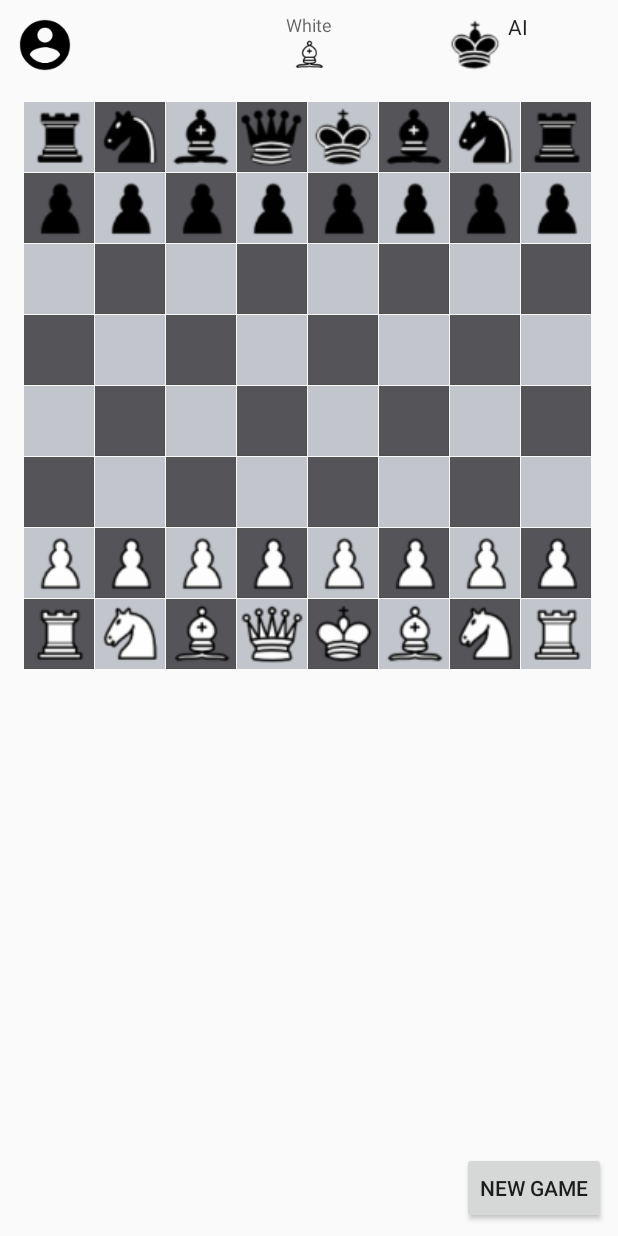
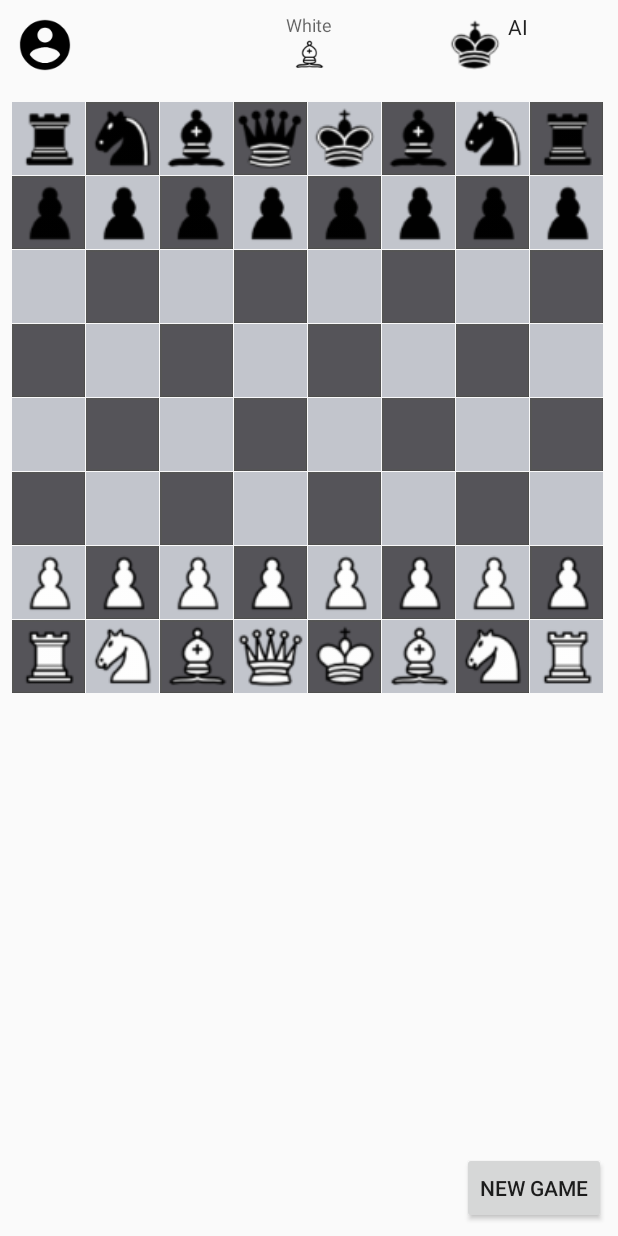
Before and after one commit to Quantum2/AMOV, an Android app: the ChessActivity screen opened directly, with no data from a screen before it, on a phone screen of 412 x 824 dp. Run offline under Robolectric (Android 15) with nearby library versions, the phone set to English and light mode, and no system bars.

Commit message:
More stuff

```diff
--- a/app/src/main/java/com/imaginarymakings/chess/Utils/NetworkManager.java
+++ b/app/src/main/java/com/imaginarymakings/chess/Utils/NetworkManager.java
@@ -87,6 +87,7 @@ public class NetworkManager {
                     Intent intent = new Intent(c, MainActivity.class);
                     intent.addFlags(Intent.FLAG_ACTIVITY_CLEAR_TOP | Intent.FLAG_ACTIVITY_NEW_TASK);
                     intent.putExtra("error", e.toString());
+
                     c.startActivity(intent);
                 }
             }
@@ -129,6 +130,7 @@ public class NetworkManager {
                     Intent intent = new Intent(c, MainActivity.class);
                     intent.addFlags(Intent.FLAG_ACTIVITY_CLEAR_TOP | Intent.FLAG_ACTIVITY_NEW_TASK);
                     intent.putExtra("error", e.toString());
+
                     c.startActivity(intent);
                 }
             }
--- a/app/src/main/res/layout/activity_chess.xml
+++ b/app/src/main/res/layout/activity_chess.xml
@@ -61,20 +61,15 @@
             android:textAppearance="@style/TextAppearance.AppCompat.Body1"/>
     </LinearLayout>
 
-    <FrameLayout
-        xmlns:android="http://schemas.android.com/apk/res/android"
+    <FrameLayout xmlns:android="http://schemas.android.com/apk/res/android"
         xmlns:app="http://schemas.android.com/apk/res-auto"
         xmlns:tools="http://schemas.android.com/tools"
         android:id="@+id/frameLayout"
         android:layout_width="0dp"
         android:layout_height="wrap_content"
         android:layout_marginBottom="8dp"
-        android:layout_marginEnd="8dp"
-        android:layout_marginStart="8dp"
         android:layout_marginTop="8dp"
         app:layout_constraintBottom_toTopOf="@+id/editText"
-        app:layout_constraintEnd_toEndOf="parent"
-        app:layout_constraintStart_toStartOf="parent"
         app:layout_constraintTop_toBottomOf="@+id/profileLocalLayout"
         tools:context="com.imaginarymakings.chess.Activities.ChessActivity">
 
@@ -86,10 +81,10 @@
             android:layout_marginEnd="8dp"
             android:layout_marginStart="8dp"
             android:layout_marginTop="8dp"
+            android:animateLayoutChanges="false"
             android:horizontalSpacing="1dp"
             android:numColumns="8"
-            android:verticalSpacing="1dp">
-        </GridView>
+            android:verticalSpacing="1dp"></GridView>
 
         <ImageView
             android:id="@+id/dragImage"
@@ -97,7 +92,7 @@
             android:layout_height="wrap_content"
             android:scaleType="fitXY"
             android:visibility="invisible"
-            app:srcCompat="@drawable/chess_qdt60"/>
+            app:srcCompat="@drawable/chess_qdt60" />
     </FrameLayout>
 
     <TextView
--- a/app/src/main/res/values/strings.xml
+++ b/app/src/main/res/values/strings.xml
@@ -26,5 +26,5 @@
     <string name="connecting">Connecting...</string>
     <string name="white_player">Whites</string>
     <string name="black_player">Blacks</string>
-    <string name="player_won">won !</string>
+    <string name="player_won">" won !"</string>
 </resources>
```
Also changed, not shown: app/src/main/java/com/imaginarymakings/chess/Logic/ChessMoves.java (+8 -0 lines), 2 other files.
